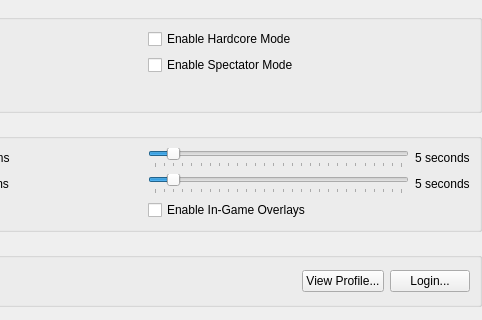
The window that src/duckstation-qt/achievementsettingswidget.ui (kofxi3584karlayang/duckstation) describes before a commit, drawn with Qt 5; both pictures show x 192 to 674 and y 0 to 320 of the 674 by 420 pixel window.
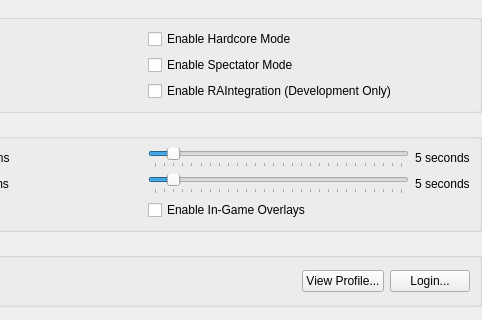
The same window after the commit.

Commit message: Achievements: Swap RAInterface for RAIntegration via rc_client

```diff
--- a/src/duckstation-qt/achievementsettingswidget.ui
+++ b/src/duckstation-qt/achievementsettingswidget.ui
@@ -64,6 +64,13 @@
         </property>
        </widget>
       </item>
+      <item row="2" column="1">
+       <widget class="QCheckBox" name="useRAIntegration">
+        <property name="text">
+         <string>Enable RAIntegration (Development Only)</string>
+        </property>
+       </widget>
+      </item>
      </layout>
     </widget>
    </item>
```
Left out of the diff: 4 changed lines with no effect on the pictures. The commit also changes 13 other files.
